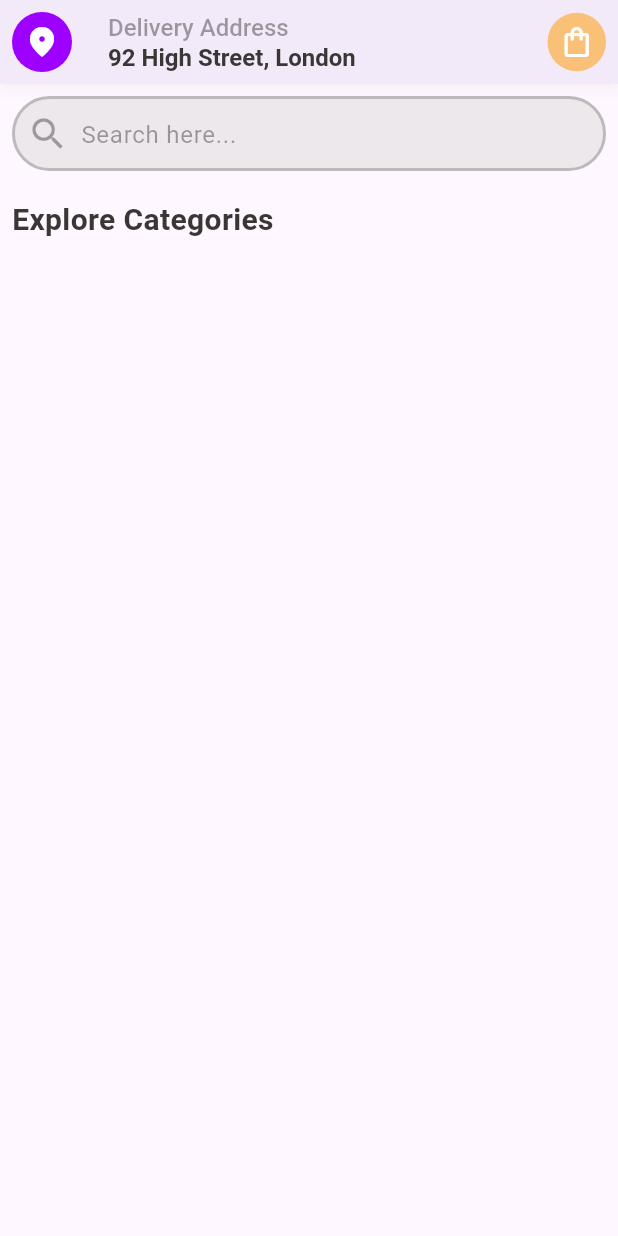
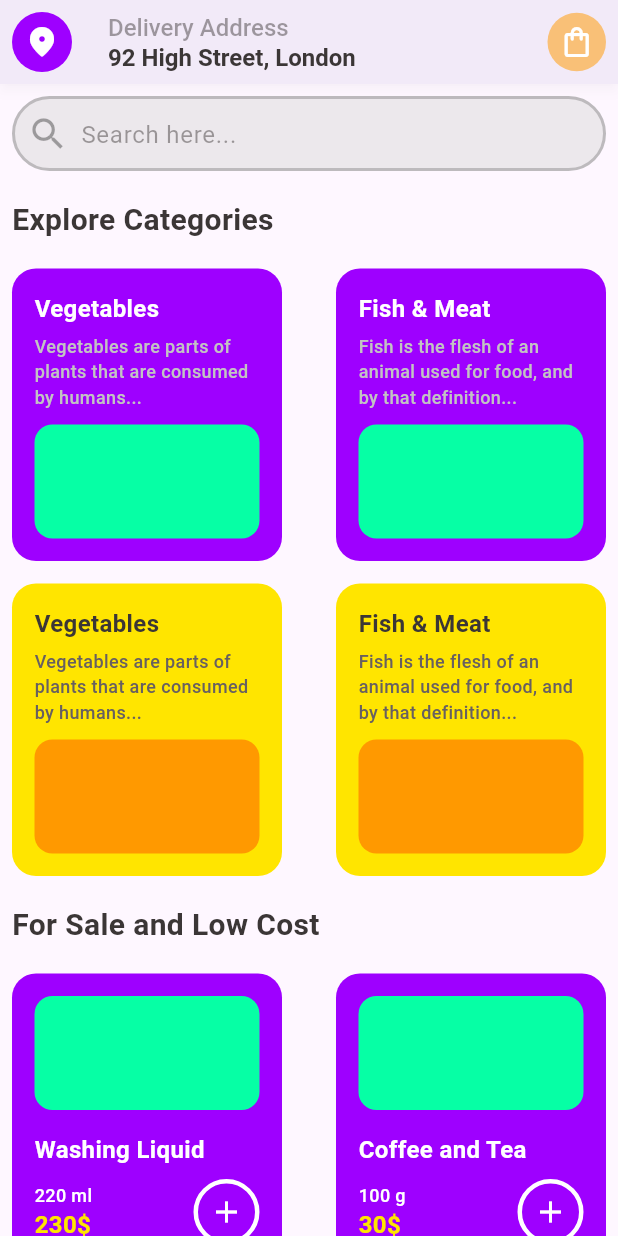
Before and after one commit to dulakshirb/flutter_grocery, a Flutter app: the screen it shows after launch, on a phone screen of 412 x 824 dp. Run offline on Flutter 3.47's test engine with Material 3 defaults, Android fonts, the phone set to English and light mode, and no system bars.

Commit message:
Sale card design and home page fixed 💥

```diff
--- a/lib/pages/home_page/home_page.dart
+++ b/lib/pages/home_page/home_page.dart
@@ -1,7 +1,10 @@
 import 'package:flutter/material.dart';
+
 import 'package:flutter_grocery/pages/home_page/widgets/search_bar_field.dart';
 import 'package:flutter_grocery/widgets/app_bar/app_bar.dart';
-import 'package:flutter_grocery/widgets/sub_title.dart';
+import 'package:flutter_grocery/widgets/reusable/product_card.dart';
+import 'package:flutter_grocery/widgets/reusable/sale_product_card.dart';
+import 'package:flutter_grocery/widgets/reusable/sub_title.dart';
 
 class HomePage extends StatelessWidget {
   const HomePage({super.key});
@@ -30,6 +33,80 @@ class HomePage extends StatelessWidget {
                 const SizedBox(
                   height: 18,
                 ),
+                Row(
+                  mainAxisAlignment: MainAxisAlignment.spaceBetween,
+                  children: [
+                    ProductCard(
+                      title: 'Vegetables',
+                      description:
+                          'Vegetables are parts of plants that are consumed by humans...',
+                      bgColor: Color(0xFF9E00FF),
+                      titleColor: Colors.white,
+                      descriptionColor: Color(0xFFC3C3C3),
+                      imgColor: Color(0xFF06FFA5),
+                    ),
+                    ProductCard(
+                      title: 'Fish & Meat',
+                      description:
+                          'Fish is the flesh of an animal used for food, and by that definition...',
+                      bgColor: Color(0xFF9E00FF),
+                      titleColor: Colors.white,
+                      descriptionColor: Color(0xFFC3C3C3),
+                      imgColor: Color(0xFF06FFA5),
+                    ),
+                  ],
+                ),
+                SizedBox(
+                  height: 15,
+                ),
+                Row(
+                  mainAxisAlignment: MainAxisAlignment.spaceBetween,
+                  children: [
+                    ProductCard(
+                      title: 'Vegetables',
+                      description:
+                          'Vegetables are parts of plants that are consumed by humans...',
+                      bgColor: Color(0xFFFFE500),
+                      titleColor: Color(0xFF3B3636),
+                      descriptionColor: Color(0xFF686060),
+                      imgColor: Color(0xFFFF9900),
+                    ),
+                    ProductCard(
+                      title: 'Fish & Meat',
+                      description:
+                          'Fish is the flesh of an animal used for food, and by that definition...',
+                      bgColor: Color(0xFFFFE500),
+                      titleColor: Color(0xFF3B3636),
+                      descriptionColor: Color(0xFF686060),
+                      imgColor: Color(0xFFFF9900),
+                    ),
+                  ],
+                ),
+                SizedBox(
+                  height: 18,
+                ),
+                SubTitle(title: 'For Sale and Low Cost'),
+                SizedBox(
+                  height: 18,
+                ),
+                Row(
+                  mainAxisAlignment: MainAxisAlignment.spaceBetween,
+                  children: [
+                    SaleProductCard(
+                      title: 'Washing Liquid',
+                      quantity: '220 ml',
+                      amount: '230',
+                    ),
+                    SaleProductCard(
+                      title: 'Coffee and Tea',
+                      quantity: '100 g',
+                      amount: '30',
+                    ),
+                  ],
+                ),
+                SizedBox(
+                  height: 30,
+                ),
               ],
             ),
           ),
--- /dev/null
+++ b/lib/widgets/reusable/product_card.dart
@@ -0,0 +1,69 @@
+import 'package:flutter/material.dart';
+
+class ProductCard extends StatelessWidget {
+  final String title, description;
+  final Color bgColor, titleColor, descriptionColor, imgColor;
+
+  const ProductCard({
+    super.key,
+    required this.title,
+    required this.description,
+    required this.bgColor,
+    required this.titleColor,
+    required this.descriptionColor,
+    required this.imgColor,
+  });
+
+  @override
+  Widget build(BuildContext context) {
+    return Container(
+      width: 180,
+      decoration: BoxDecoration(
+        color: bgColor,
+        borderRadius: BorderRadius.circular(16),
+      ),
+      child: Padding(
+        padding: EdgeInsets.all(15),
+        child: Column(
+          mainAxisAlignment: MainAxisAlignment.spaceBetween,
+          crossAxisAlignment: CrossAxisAlignment.start,
+          children: [
+            Column(
+              crossAxisAlignment: CrossAxisAlignment.start,
+              children: [
+                Text(
+                  title,
+                  style: TextStyle(
+                    color: titleColor,
+                    fontSize: 16,
+                    fontWeight: FontWeight.bold,
+                  ),
+                ),
+                SizedBox(
+                  height: 5,
+                ),
+                Text(
+                  description,
+                  style: TextStyle(
+                    color: descriptionColor,
+                    fontSize: 12,
+                    fontWeight: FontWeight.w500,
+                  ),
+                ),
+              ],
+            ),
+            const SizedBox(
+              height: 10,
+            ),
+            Container(
+              width: double.infinity,
+              height: 76,
+              decoration: BoxDecoration(
+                  color: imgColor, borderRadius: BorderRadius.circular(12)),
+            )
+          ],
+        ),
+      ),
+    );
+  }
+}
--- /dev/null
+++ b/lib/widgets/reusable/sale_product_card.dart
@@ -0,0 +1,94 @@
+import 'package:flutter/material.dart';
+
+class SaleProductCard extends StatelessWidget {
+  final String title, quantity, amount;
+
+  const SaleProductCard(
+      {super.key,
+      required this.title,
+      required this.quantity,
+      required this.amount});
+
+  @override
+  Widget build(BuildContext context) {
+    return Container(
+      width: 180,
+      height: 200,
+      decoration: BoxDecoration(
+        color: Color(0xFF9E00FF),
+        borderRadius: BorderRadius.circular(16),
+      ),
+      child: Padding(
+        padding: EdgeInsets.all(15),
+        child: Column(
+          crossAxisAlignment: CrossAxisAlignment.start,
+          children: [
+            Container(
+              width: double.infinity,
+              height: 76,
+              decoration: BoxDecoration(
+                color: Color(0xFF06FFA5),
+                borderRadius: BorderRadius.circular(12),
+              ),
+            ),
+            const SizedBox(
+              height: 15,
+            ),
+            Text(
+              title,
+              style: TextStyle(
+                color: Colors.white,
+                fontSize: 16,
+                fontWeight: FontWeight.bold,
+              ),
+            ),
+            SizedBox(
+              height: 8,
+            ),
+            Row(
+              mainAxisAlignment: MainAxisAlignment.spaceBetween,
+              children: [
+                Column(
+                  crossAxisAlignment: CrossAxisAlignment.start,
+                  children: [
+                    Text(
+                      quantity,
+                      style: TextStyle(
+                        color: Colors.white,
+                        fontSize: 12,
+                        fontWeight: FontWeight.w500,
+                      ),
+                    ),
+                    Text(
+                      '$amount\$',
+                      style: TextStyle(
+                        color: Color(0xFFFFE500),
+                        fontSize: 16,
+                        fontWeight: FontWeight.bold,
+                      ),
+                    ),
+                  ],
+                ),
+                Container(
+                  width: 44,
+                  height: 44,
+                  decoration: BoxDecoration(
+                    borderRadius: BorderRadius.circular(100),
+                    border: Border.all(
+                      color: Colors.white,
+                      width: 3,
+                    ),
+                  ),
+                  child: Icon(
+                    Icons.add,
+                    color: Colors.white,
+                  ),
+                ),
+              ],
+            )
+          ],
+        ),
+      ),
+    );
+  }
+}
```
Also changed, not shown: lib/widgets/reusable/sub_title.dart (renamed from lib/widgets/sub_title.dart).
